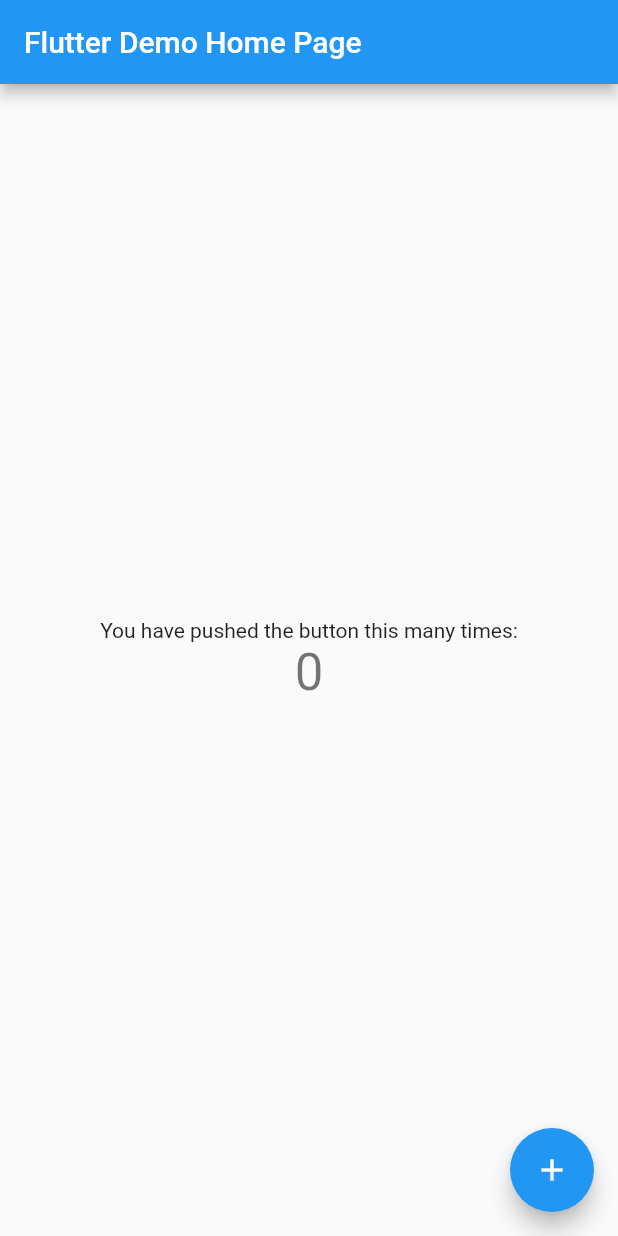
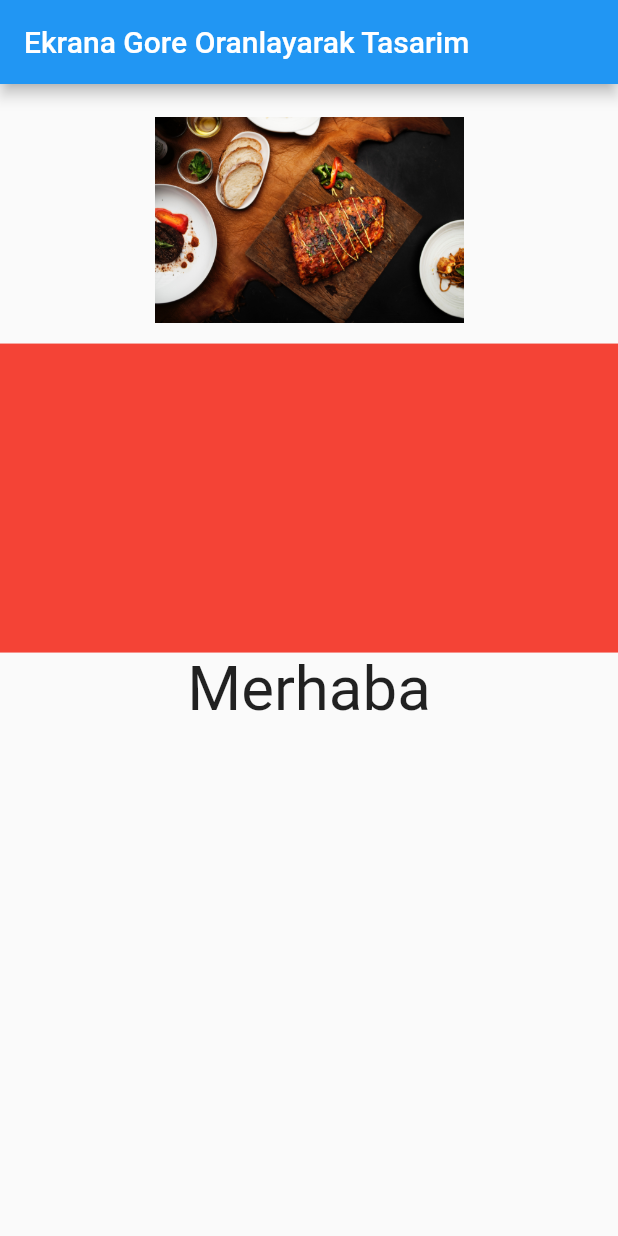
Before and after one commit to tahaturan/coklu_ekran_destegi_ekrana_gore_oranlama, a Flutter app: the screen it shows after launch, on a phone screen of 412 x 824 dp. Run offline on Flutter 3.47's test engine with Material 2 defaults, Android fonts, the phone set to English and light mode, and no system bars.

Commit message:
ekrana gore oranlayarak tasarim

```diff
--- a/lib/main.dart
+++ b/lib/main.dart
@@ -7,24 +7,15 @@
 class MyApp extends StatelessWidget {
   const MyApp({Key? key}) : super(key: key);
 
-  // This widget is the root of your application.
   @override
   Widget build(BuildContext context) {
     return MaterialApp(
       title: 'Flutter Demo',
+      debugShowCheckedModeBanner: false,
       theme: ThemeData(
-        // This is the theme of your application.
-        //
-        // Try running your application with "flutter run". You'll see the
-        // application has a blue toolbar. Then, without quitting the app, try
-        // changing the primarySwatch below to Colors.green and then invoke
-        // "hot reload" (press "r" in the console where you ran "flutter run",
-        // or simply save your changes to "hot reload" in a Flutter IDE).
-        // Notice that the counter didn't reset back to zero; the application
-        // is not restarted.
         primarySwatch: Colors.blue,
       ),
-      home: const MyHomePage(title: 'Flutter Demo Home Page'),
+      home: const MyHomePage(title: 'Ekrana Gore Oranlayarak Tasarim'),
     );
   }
 }
@@ -32,84 +23,41 @@
 class MyHomePage extends StatefulWidget {
   const MyHomePage({Key? key, required this.title}) : super(key: key);
 
-  // This widget is the home page of your application. It is stateful, meaning
-  // that it has a State object (defined below) that contains fields that affect
-  // how it looks.
-
-  // This class is the configuration for the state. It holds the values (in this
-  // case the title) provided by the parent (in this case the App widget) and
-  // used by the build method of the State. Fields in a Widget subclass are
-  // always marked "final".
-
   final String title;
-
   @override
   State<MyHomePage> createState() => _MyHomePageState();
 }
 
 class _MyHomePageState extends State<MyHomePage> {
-  int _counter = 0;
-
-  void _incrementCounter() {
-    setState(() {
-      // This call to setState tells the Flutter framework that something has
-      // changed in this State, which causes it to rerun the build method below
-      // so that the display can reflect the updated values. If we changed
-      // _counter without calling setState(), then the build method would not be
-      // called again, and so nothing would appear to happen.
-      _counter++;
-    });
-  }
-
   @override
   Widget build(BuildContext context) {
-    // This method is rerun every time setState is called, for instance as done
-    // by the _incrementCounter method above.
-    //
-    // The Flutter framework has been optimized to make rerunning build methods
-    // fast, so that you can just rebuild anything that needs updating rather
-    // than having to individually change instances of widgets.
+    var ekranBilgisi = MediaQuery.of(context);
+    final double ekranYuksekligi = ekranBilgisi.size.height;
+    final double ekranGenisligi = ekranBilgisi.size.width;
     return Scaffold(
       appBar: AppBar(
-        // Here we take the value from the MyHomePage object that was created by
-        // the App.build method, and use it to set our appbar title.
         title: Text(widget.title),
       ),
-      body: Center(
-        // Center is a layout widget. It takes a single child and positions it
-        // in the middle of the parent.
-        child: Column(
-          // Column is also a layout widget. It takes a list of children and
-          // arranges them vertically. By default, it sizes itself to fit its
-          // children horizontally, and tries to be as tall as its parent.
-          //
-          // Invoke "debug painting" (press "p" in the console, choose the
-          // "Toggle Debug Paint" action from the Flutter Inspector in Android
-          // Studio, or the "Toggle Debug Paint" command in Visual Studio Code)
-          // to see the wireframe for each widget.
-          //
-          // Column has various properties to control how it sizes itself and
-          // how it positions its children. Here we use mainAxisAlignment to
-          // center the children vertically; the main axis here is the vertical
-          // axis because Columns are vertical (the cross axis would be
-          // horizontal).
-          mainAxisAlignment: MainAxisAlignment.center,
-          children: <Widget>[
-            const Text(
-              'You have pushed the button this many times:',
-            ),
-            Text(
-              '$_counter',
-              style: Theme.of(context).textTheme.headline4,
-            ),
-          ],
-        ),
+      body: Column(
+        children: [
+          Padding(
+            padding: EdgeInsets.only(top: ekranYuksekligi/100),
+            child: SizedBox(
+                width: ekranGenisligi/2,
+                height: ekranYuksekligi/5,
+                child: Image.asset("images/resim.jpg")),
+          ),
+          Container(
+            width: ekranGenisligi,
+            height: ekranYuksekligi/4,
+            color: Colors.red,
+          ),
+          Text(
+            "Merhaba",
+            style: TextStyle(fontSize: ekranGenisligi/10),
+          ),
+        ],
       ),
-      floatingActionButton: FloatingActionButton(
-        onPressed: _incrementCounter,
-        tooltip: 'Increment',
-        child: const Icon(Icons.add),
-      ), // This trailing comma makes auto-formatting nicer for build methods.
     );
   }
 }
```
Also changed, not shown: pubspec.yaml (+3 -5 lines).
